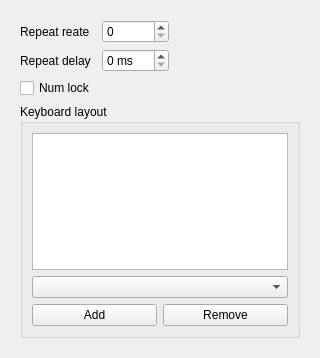
First picture: the form in src/keyboard.ui, repository labwc/labwc-tweaks, before the edit.
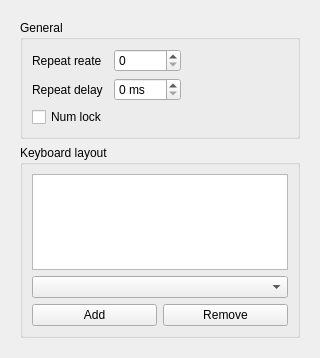
Second picture: the form after the edit.

Commit message: keyboard.ui: wrap repeat/num-lock widgets in groupbox

What changed in the file:
```diff
--- a/src/keyboard.ui
+++ b/src/keyboard.ui
@@ -14,6 +14,10 @@
      <widget class="QWidget" name="scrollAreaWidgetContents">
       <layout class="QVBoxLayout" name="main_layout">
        <item>
+        <widget class="QGroupBox" name="groupBox_General">
+         <property name="title">
+          <string>General</string>
+         </property>
         <layout class="QGridLayout" name="other_settings">
          <item row="0" column="0">
           <widget class="QLabel" name="label">
@@ -79,7 +83,9 @@
           </widget>
          </item>
         </layout>
+        </widget>
        </item>
+       <!-- Keyboard Layout -->
        <item>
         <widget class="QGroupBox" name="groupBox_keyboardLayout">
          <property name="title">
```
Left out of the diff: 2 changed lines with no effect on the pictures.
